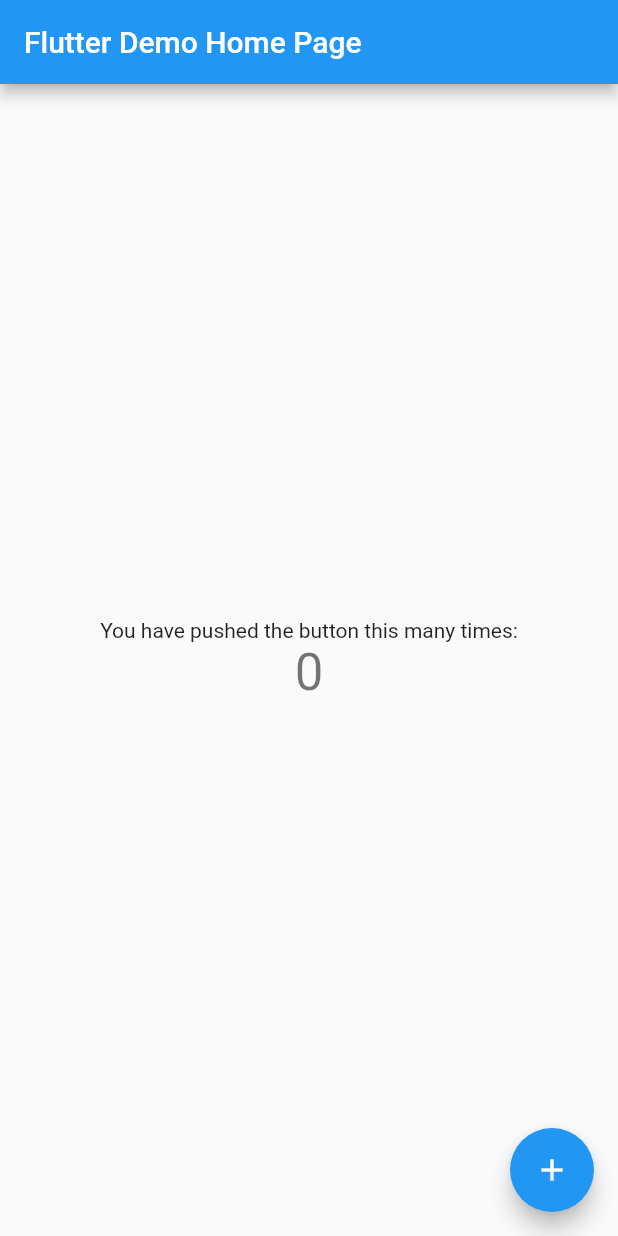
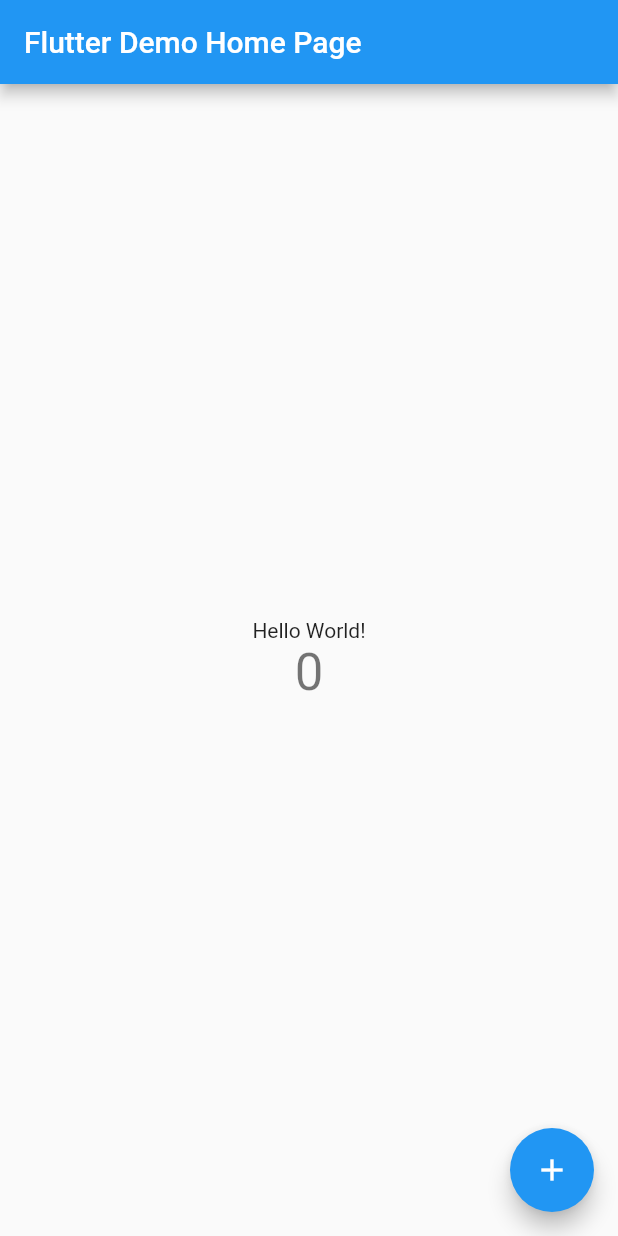
Before and after one commit to masato-aoshima/Flutter_Template, a Flutter app: the screen it shows after launch, on a phone screen of 412 x 824 dp. Run offline on Flutter 3.47's test engine with Material 2 defaults, Android fonts, the phone set to English and light mode, and no system bars; generated files the repository leaves out were written again.

Commit message:
多言語対応：動作確認

```diff
--- a/lib/main.dart
+++ b/lib/main.dart
@@ -1,4 +1,5 @@
 import 'package:flutter/material.dart';
+import 'package:flutter_gen/gen_l10n/app_localizations.dart';
 
 void main() {
   runApp(const MyApp());
@@ -15,6 +16,8 @@ class MyApp extends StatelessWidget {
       theme: ThemeData(
         primarySwatch: Colors.blue,
       ),
+      localizationsDelegates: AppLocalizations.localizationsDelegates,
+      supportedLocales: AppLocalizations.supportedLocales,
       home: const MyHomePage(title: 'Flutter Demo Home Page'),
     );
   }
@@ -48,8 +51,8 @@ class _MyHomePageState extends State<MyHomePage> {
         child: Column(
           mainAxisAlignment: MainAxisAlignment.center,
           children: <Widget>[
-            const Text(
-              'You have pushed the button this many times:',
+            Text(
+              AppLocalizations.of(context)!.helloWorld,
             ),
             Text(
               '$_counter',
```
